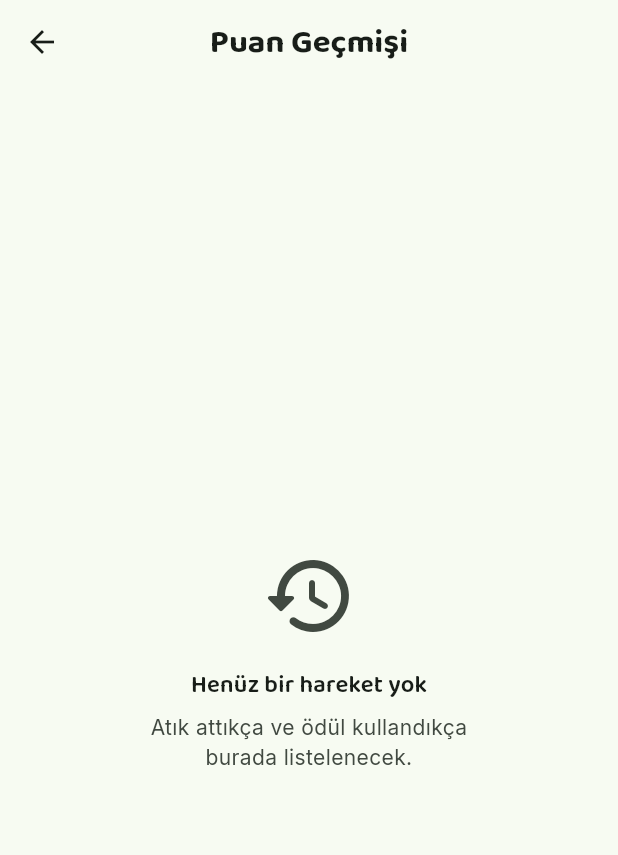
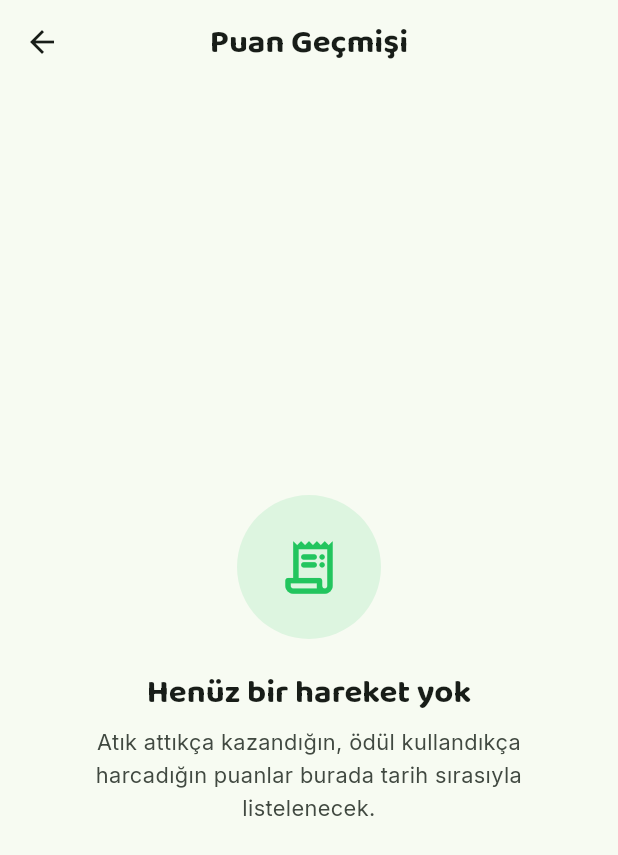
Before and after one commit to Phaldor-debug/unidesk-smart-recycling, a Flutter app: the screen it shows once a user with an empty profile is signed in, after a tap on "Puan Geçmişi", on a phone screen of 412 x 824 dp. Shown: the top 855 px of the screen. Run offline on Flutter 3.47's test engine with Material 3 defaults, Android fonts, the phone set to English and light mode, and no system bars; our stand-ins replace cloud_firestore, firebase_auth, firebase_core, firebase_database, flutter_riverpod, google_fonts and 1 more; missing offline and left inert: mobile_scanner; accounts and stored records are empty.

Commit message:
Puan gecmisi yeniden tasarlandi + ortak bos durum bileseni
- HistoryPage: ustte aylik kazanc/harcama ozeti, islemler gune gore
  gruplu (Bugun / Dun / 12 Agustos), satirda sadece saat (gun zaten
  baslikta), renkli ikon daireleri
- EmptyState: tum bos ekranlar icin ortak bilesen. Her ekran kendi
  bos durumunu yazdigi icin hepsi farkli goruntideydi
- Kodlarim, Siralama, Oduller ve Gecmis ekranlari ortak bilesene
  gecirildi; Oduller'de teknik Firebase talimati yerine kullaniciya
  yonelik mesaj

Co-Authored-By: Claude Sonnet 5 <noreply@anthropic.com>

```diff
--- a/lib/features/leaderboard/presentation/pages/leaderboard_page.dart
+++ b/lib/features/leaderboard/presentation/pages/leaderboard_page.dart
@@ -1,6 +1,7 @@
 import 'package:flutter/material.dart';
 import 'package:flutter_riverpod/flutter_riverpod.dart';
 
+import '../../../../shared/widgets/empty_state.dart';
 import '../../../auth/presentation/providers/auth_providers.dart';
 import '../../domain/entities/leaderboard_entry.dart';
 import '../providers/leaderboard_providers.dart';
@@ -20,14 +21,12 @@ class LeaderboardPage extends ConsumerWidget {
       body: liste.when(
         data: (entries) {
           if (entries.isEmpty) {
-            return const Center(
-              child: Padding(
-                padding: EdgeInsets.all(32),
-                child: Text(
-                  'Sıralama henüz oluşmadı.\nAtık atan ilk kişi sen ol!',
-                  textAlign: TextAlign.center,
-                ),
-              ),
+            return const EmptyState(
+              icon: Icons.emoji_events_outlined,
+              title: 'Bu ay sıralama boş',
+              message:
+                  'Bu ay henüz kimse atık atmadı. İlk atığını atarsan '
+                  'sıralamanın başında sen olursun.',
             );
           }
           return ListView.separated(
--- a/lib/features/rewards/presentation/pages/rewards_page.dart
+++ b/lib/features/rewards/presentation/pages/rewards_page.dart
@@ -3,6 +3,7 @@ import 'package:flutter_riverpod/flutter_riverpod.dart';
 
 import '../../../../core/theme/app_theme.dart';
 import '../../../../shared/widgets/big_action_card.dart';
+import '../../../../shared/widgets/empty_state.dart';
 import '../../../wallet/presentation/providers/wallet_providers.dart';
 import '../../../wallet/presentation/widgets/points_balance_card.dart';
 import '../providers/redeem_controller.dart';
@@ -90,15 +91,18 @@ class RewardsPage extends ConsumerWidget {
               data: (list) {
                 if (list.isEmpty) {
                   // Firestore'daki `rewards` koleksiyonu boş — henüz hiç
-                  // ödül eklenmemiş. Firebase Console'dan eklenebilir.
+                  // ödül tanımlanmamış. Öğrenciye teknik ayrıntı değil,
+                  // durumu anlatan sade bir mesaj gösteriyoruz.
                   return const Padding(
-                    padding: EdgeInsets.symmetric(vertical: 32),
-                    child: Text(
-                      'Henüz ödül eklenmedi.\n'
-                      'Firebase Console → Firestore → "rewards" koleksiyonuna\n'
-                      'title (metin) + costPoints (sayı) + active (true) alanlarıyla\n'
-                      'bir belge ekleyebilirsin.',
-                      textAlign: TextAlign.center,
+                    padding: EdgeInsets.symmetric(vertical: 20),
+                    child: EmptyState(
+                      icon: Icons.card_giftcard_outlined,
+                      title: 'Şu an ödül yok',
+                      message:
+                          'Henüz tanımlanmış bir ödül bulunmuyor. '
+                          'Puanların birikmeye devam ediyor — ödüller '
+                          'eklendiğinde burada görünecek.',
+                      accent: AppColors.gold,
                     ),
                   );
                 }
--- a/lib/features/wallet/presentation/pages/history_page.dart
+++ b/lib/features/wallet/presentation/pages/history_page.dart
@@ -2,11 +2,12 @@ import 'package:flutter/material.dart';
 import 'package:flutter_riverpod/flutter_riverpod.dart';
 
 import '../../../../core/theme/app_theme.dart';
+import '../../../../shared/widgets/empty_state.dart';
 import '../../domain/entities/wallet_transaction.dart';
 import '../providers/wallet_providers.dart';
 
 /// Kullanıcının puan geçmişi: attığı atıklardan kazandıkları ve
-/// kullandığı ödüllerden harcadıkları, tarihe göre tek listede.
+/// kullandığı ödüllerden harcadıkları, tarihe göre gruplanmış tek listede.
 class HistoryPage extends ConsumerWidget {
   const HistoryPage({super.key});
 
@@ -19,13 +20,43 @@ class HistoryPage extends ConsumerWidget {
       body: transactions.when(
         data: (list) {
           if (list.isEmpty) {
-            return const _EmptyState();
+            return const EmptyState(
+              icon: Icons.receipt_long_rounded,
+              title: 'Henüz bir hareket yok',
+              message:
+                  'Atık attıkça kazandığın, ödül kullandıkça harcadığın '
+                  'puanlar burada tarih sırasıyla listelenecek.',
+            );
           }
-          return ListView.separated(
-            padding: const EdgeInsets.all(16),
-            itemCount: list.length,
-            separatorBuilder: (_, _) => const SizedBox(height: 10),
-            itemBuilder: (context, index) => _TransactionTile(item: list[index]),
+
+          // Ay içindeki toplamları özet olarak en üstte gösteriyoruz:
+          // kullanıcı tek tek satırları toplamak zorunda kalmasın.
+          final simdi = DateTime.now();
+          var ayKazanc = 0;
+          var ayHarcama = 0;
+          for (final islem in list) {
+            final t = islem.date;
+            if (t == null || t.year != simdi.year || t.month != simdi.month) continue;
+            if (islem.kind == TransactionKind.earned) {
+              ayKazanc += islem.points;
+            } else {
+              ayHarcama += islem.points;
+            }
+          }
+
+          final gruplar = _tariheGoreGrupla(list);
+
+          return ListView.builder(
+            padding: const EdgeInsets.fromLTRB(16, 16, 16, 28),
+            // +1: en üstteki aylık özet kartı.
+            itemCount: gruplar.length + 1,
+            itemBuilder: (context, index) {
+              if (index == 0) {
+                return _AylikOzet(kazanc: ayKazanc, harcama: ayHarcama);
+              }
+              final grup = gruplar[index - 1];
+              return _GunGrubu(grup: grup);
+            },
           );
         },
         loading: () => const Center(child: CircularProgressIndicator()),
@@ -38,44 +69,165 @@ class HistoryPage extends ConsumerWidget {
       ),
     );
   }
+
+  /// İşlemleri güne göre gruplar. Liste zaten yeniden eskiye sıralı
+  /// geldiği için gruplar da o sırayı korur.
+  static List<_Grup> _tariheGoreGrupla(List<WalletTransaction> list) {
+    final gruplar = <_Grup>[];
+    String? sonEtiket;
+
+    for (final islem in list) {
+      final etiket = _gunEtiketi(islem.date);
+      if (etiket != sonEtiket) {
+        gruplar.add(_Grup(etiket: etiket, islemler: [islem]));
+        sonEtiket = etiket;
+      } else {
+        gruplar.last.islemler.add(islem);
+      }
+    }
+    return gruplar;
   }
 
-class _EmptyState extends StatelessWidget {
-  const _EmptyState();
+  static const _aylar = [
+    'Ocak', 'Şubat', 'Mart', 'Nisan', 'Mayıs', 'Haziran',
+    'Temmuz', 'Ağustos', 'Eylül', 'Ekim', 'Kasım', 'Aralık',
+  ];
+
+  static String _gunEtiketi(DateTime? date) {
+    if (date == null) return 'Az önce';
+
+    final simdi = DateTime.now();
+    final bugun = DateTime(simdi.year, simdi.month, simdi.day);
+    final gun = DateTime(date.year, date.month, date.day);
+    final fark = bugun.difference(gun).inDays;
+
+    if (fark == 0) return 'Bugün';
+    if (fark == 1) return 'Dün';
+    if (date.year == simdi.year) return '${date.day} ${_aylar[date.month - 1]}';
+    return '${date.day} ${_aylar[date.month - 1]} ${date.year}';
+  }
+}
+
+class _Grup {
+  _Grup({required this.etiket, required this.islemler});
+  final String etiket;
+  final List<WalletTransaction> islemler;
+}
+
+/// Bu ayın kazanç ve harcama toplamı.
+class _AylikOzet extends StatelessWidget {
+  const _AylikOzet({required this.kazanc, required this.harcama});
+  final int kazanc;
+  final int harcama;
 
   @override
   Widget build(BuildContext context) {
-    return Center(
-      child: Padding(
-        padding: const EdgeInsets.all(32),
-        child: Column(
-          mainAxisAlignment: MainAxisAlignment.center,
+    return Container(
+      margin: const EdgeInsets.only(bottom: 24),
+      padding: const EdgeInsets.symmetric(vertical: 20, horizontal: 16),
+      decoration: BoxDecoration(
+        color: Theme.of(context).colorScheme.surfaceContainerHighest.withValues(alpha: 0.5),
+        borderRadius: BorderRadius.circular(20),
+      ),
+      child: Row(
         children: [
-            Icon(
-              Icons.history_rounded,
-              size: 64,
-              color: Theme.of(context).colorScheme.onSurfaceVariant,
+          Expanded(
+            child: _OzetSutun(
+              etiket: 'Bu ay kazanılan',
+              deger: '+$kazanc',
+              renk: AppColors.green,
+              icon: Icons.trending_up_rounded,
             ),
-            const SizedBox(height: 16),
-            Text(
-              'Henüz bir hareket yok',
-              style: Theme.of(context).textTheme.titleMedium,
           ),
-            const SizedBox(height: 6),
-            Text(
-              'Atık attıkça ve ödül kullandıkça\nburada listelenecek.',
-              textAlign: TextAlign.center,
-              style: TextStyle(color: Theme.of(context).colorScheme.onSurfaceVariant),
+          Container(
+            width: 1,
+            height: 44,
+            color: Theme.of(context).colorScheme.outlineVariant,
+          ),
+          Expanded(
+            child: _OzetSutun(
+              etiket: 'Bu ay harcanan',
+              deger: '−$harcama',
+              renk: AppColors.gold,
+              icon: Icons.redeem_rounded,
+            ),
           ),
         ],
-        ),
       ),
     );
   }
 }
 
-class _TransactionTile extends StatelessWidget {
-  const _TransactionTile({required this.item});
+class _OzetSutun extends StatelessWidget {
+  const _OzetSutun({
+    required this.etiket,
+    required this.deger,
+    required this.renk,
+    required this.icon,
+  });
+
+  final String etiket;
+  final String deger;
+  final Color renk;
+  final IconData icon;
+
+  @override
+  Widget build(BuildContext context) {
+    return Column(
+      children: [
+        Icon(icon, color: renk, size: 20),
+        const SizedBox(height: 6),
+        Text(
+          deger,
+          style: TextStyle(fontSize: 24, fontWeight: FontWeight.w800, color: renk),
+        ),
+        const SizedBox(height: 2),
+        Text(
+          etiket,
+          style: TextStyle(
+            fontSize: 12,
+            color: Theme.of(context).colorScheme.onSurfaceVariant,
+          ),
+        ),
+      ],
+    );
+  }
+}
+
+class _GunGrubu extends StatelessWidget {
+  const _GunGrubu({required this.grup});
+  final _Grup grup;
+
+  @override
+  Widget build(BuildContext context) {
+    return Column(
+      crossAxisAlignment: CrossAxisAlignment.start,
+      children: [
+        Padding(
+          padding: const EdgeInsets.only(left: 4, bottom: 10),
+          child: Text(
+            grup.etiket.toUpperCase(),
+            style: TextStyle(
+              fontSize: 11.5,
+              fontWeight: FontWeight.w700,
+              letterSpacing: 0.8,
+              color: Theme.of(context).colorScheme.onSurfaceVariant,
+            ),
+          ),
+        ),
+        for (final islem in grup.islemler)
+          Padding(
+            padding: const EdgeInsets.only(bottom: 10),
+            child: _IslemSatiri(item: islem),
+          ),
+        const SizedBox(height: 14),
+      ],
+    );
+  }
+}
+
+class _IslemSatiri extends StatelessWidget {
+  const _IslemSatiri({required this.item});
   final WalletTransaction item;
 
   @override
@@ -85,25 +237,29 @@ class _TransactionTile extends StatelessWidget {
     // yönü renkten de anlaşılsın diye.
     final renk = kazanc ? AppColors.green : AppColors.gold;
 
-    return Card(
-      margin: EdgeInsets.zero,
-      child: Padding(
-        padding: const EdgeInsets.symmetric(horizontal: 16, vertical: 14),
+    return Container(
+      padding: const EdgeInsets.symmetric(horizontal: 14, vertical: 13),
+      decoration: BoxDecoration(
+        color: Theme.of(context).colorScheme.surface,
+        borderRadius: BorderRadius.circular(16),
+        border: Border.all(color: Theme.of(context).colorScheme.outlineVariant),
+      ),
       child: Row(
         children: [
           Container(
-              width: 44,
-              height: 44,
+            width: 42,
+            height: 42,
             decoration: BoxDecoration(
-                color: renk.withValues(alpha: 0.15),
+              color: renk.withValues(alpha: 0.14),
               shape: BoxShape.circle,
             ),
             child: Icon(
               kazanc ? Icons.recycling_rounded : Icons.redeem_rounded,
               color: renk,
+              size: 21,
             ),
           ),
-            const SizedBox(width: 14),
+          const SizedBox(width: 13),
           Expanded(
             child: Column(
               crossAxisAlignment: CrossAxisAlignment.start,
@@ -114,9 +270,9 @@ class _TransactionTile extends StatelessWidget {
                 ),
                 const SizedBox(height: 2),
                 Text(
-                    _tarihMetni(item.date),
+                  _saat(item.date),
                   style: TextStyle(
-                      fontSize: 13,
+                    fontSize: 12.5,
                     color: Theme.of(context).colorScheme.onSurfaceVariant,
                   ),
                 ),
@@ -134,15 +290,14 @@ class _TransactionTile extends StatelessWidget {
           ),
         ],
       ),
-      ),
     );
   }
 
-  /// Tarihi kısa ve okunur biçimde yazar. Ayrı bir tarih paketi (intl)
-  /// eklememek için elle biçimlendiriyoruz — tek yerde kullanılıyor.
-  String _tarihMetni(DateTime? date) {
+  /// Gün bilgisi zaten grup başlığında olduğu için satırda sadece saat
+  /// gösteriyoruz — tekrar olmasın.
+  String _saat(DateTime? date) {
     if (date == null) return 'Az önce';
     String iki(int n) => n.toString().padLeft(2, '0');
-    return '${iki(date.day)}.${iki(date.month)}.${date.year}  ${iki(date.hour)}:${iki(date.minute)}';
+    return '${iki(date.hour)}:${iki(date.minute)}';
   }
 }
--- /dev/null
+++ b/lib/shared/widgets/empty_state.dart
@@ -0,0 +1,76 @@
+import 'package:flutter/material.dart';
+
+/// Boş listelerde gösterilen ortak görünüm.
+///
+/// Tek bir bileşende topluyoruz çünkü her ekran kendi boş durumunu
+/// yazdığında hepsi biraz farklı görünüyordu. Boş ekran, uygulamanın
+/// "bozuk mu, yoksa gerçekten boş mu" sorusuna cevap verdiği yerdir —
+/// tutarlı olması güven veriyor.
+class EmptyState extends StatelessWidget {
+  const EmptyState({
+    super.key,
+    required this.icon,
+    required this.title,
+    required this.message,
+    this.accent,
+    this.actionLabel,
+    this.onAction,
+  });
+
+  final IconData icon;
+  final String title;
+  final String message;
+
+  /// İkonun rengi. Verilmezse temanın ana rengi kullanılır.
+  final Color? accent;
+
+  /// İsteğe bağlı yönlendirme butonu — kullanıcı boş ekranda
+  /// ne yapacağını bilsin diye.
+  final String? actionLabel;
+  final VoidCallback? onAction;
+
+  @override
+  Widget build(BuildContext context) {
+    final renk = accent ?? Theme.of(context).colorScheme.primary;
+
+    return Center(
+      child: SingleChildScrollView(
+        padding: const EdgeInsets.symmetric(horizontal: 36, vertical: 40),
+        child: Column(
+          mainAxisSize: MainAxisSize.min,
+          children: [
+            Container(
+              width: 96,
+              height: 96,
+              decoration: BoxDecoration(
+                color: renk.withValues(alpha: 0.12),
+                shape: BoxShape.circle,
+              ),
+              child: Icon(icon, size: 42, color: renk),
+            ),
+            const SizedBox(height: 22),
+            Text(
+              title,
+              textAlign: TextAlign.center,
+              style: Theme.of(context).textTheme.titleLarge,
+            ),
+            const SizedBox(height: 8),
+            Text(
+              message,
+              textAlign: TextAlign.center,
+              style: TextStyle(
+                fontSize: 14.5,
+                height: 1.5,
+                color: Theme.of(context).colorScheme.onSurfaceVariant,
+              ),
+            ),
+            if (actionLabel != null && onAction != null) ...[
+              const SizedBox(height: 24),
+              FilledButton(onPressed: onAction, child: Text(actionLabel!)),
+            ],
+          ],
+        ),
+      ),
+    );
+  }
+}
```
Also changed, not shown: lib/features/rewards/presentation/pages/my_codes_page.dart (+11 -35 lines). Lines whose indentation alone changed are shown as unchanged.
